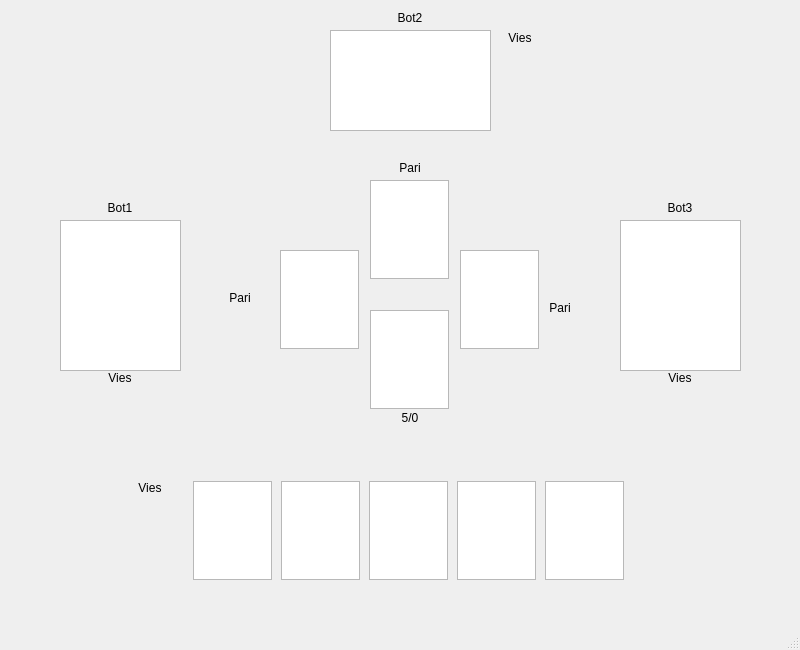
Above: ui/tarot.ui from thomas40510/ProjetInfoS2 before the change. Below: the same form after it.
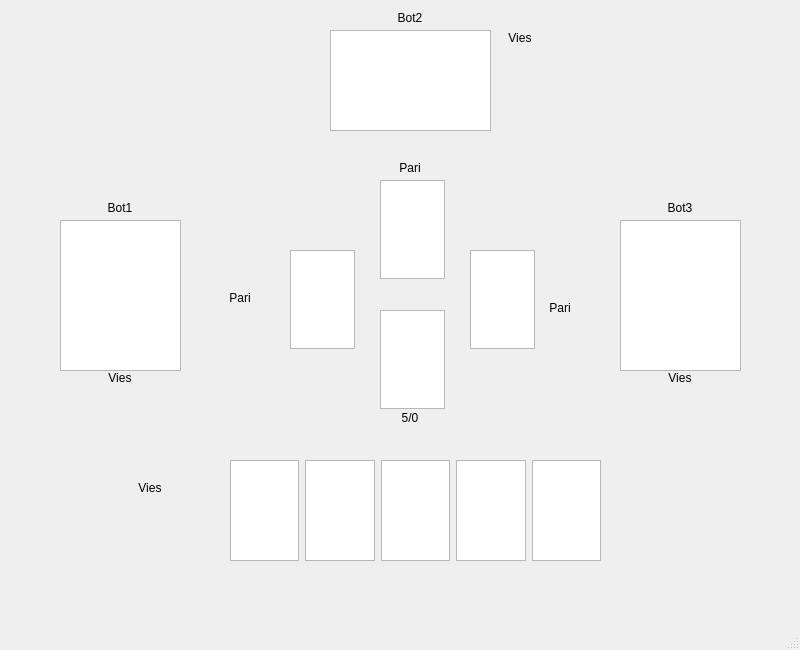
That is the form after the change.

Patch:
```diff
--- a/ui/tarot.ui
+++ b/ui/tarot.ui
@@ -17,9 +17,9 @@
    <widget class="QWidget" name="horizontalLayoutWidget">
     <property name="geometry">
      <rect>
-      <x>190</x>
-      <y>480</y>
-      <width>437</width>
+      <x>230</x>
+      <y>460</y>
+      <width>371</width>
       <height>101</height>
      </rect>
     </property>
@@ -28,13 +28,7 @@
       <widget class="QGraphicsView" name="pCard1">
        <property name="minimumSize">
         <size>
-         <width>79</width>
-         <height>99</height>
-        </size>
-       </property>
-       <property name="maximumSize">
-        <size>
-         <width>79</width>
+         <width>66</width>
          <height>99</height>
         </size>
        </property>
@@ -44,13 +38,7 @@
       <widget class="QGraphicsView" name="pCard2">
        <property name="minimumSize">
         <size>
-         <width>79</width>
-         <height>99</height>
-        </size>
-       </property>
-       <property name="maximumSize">
-        <size>
-         <width>79</width>
+         <width>66</width>
          <height>99</height>
         </size>
        </property>
@@ -60,13 +48,7 @@
       <widget class="QGraphicsView" name="pCard3">
        <property name="minimumSize">
         <size>
-         <width>79</width>
-         <height>99</height>
-        </size>
-       </property>
-       <property name="maximumSize">
-        <size>
-         <width>79</width>
+         <width>66</width>
          <height>99</height>
         </size>
        </property>
@@ -76,13 +58,7 @@
       <widget class="QGraphicsView" name="pCard4">
        <property name="minimumSize">
         <size>
-         <width>79</width>
-         <height>99</height>
-        </size>
-       </property>
-       <property name="maximumSize">
-        <size>
-         <width>79</width>
+         <width>66</width>
          <height>99</height>
         </size>
        </property>
@@ -92,13 +68,7 @@
       <widget class="QGraphicsView" name="pCard5">
        <property name="minimumSize">
         <size>
-         <width>79</width>
-         <height>99</height>
-        </size>
-       </property>
-       <property name="maximumSize">
-        <size>
-         <width>79</width>
+         <width>65</width>
          <height>99</height>
         </size>
        </property>
@@ -109,21 +79,21 @@
    <widget class="QGraphicsView" name="pCardOut">
     <property name="geometry">
      <rect>
-      <x>370</x>
+      <x>380</x>
       <y>310</y>
-      <width>79</width>
+      <width>65</width>
       <height>99</height>
      </rect>
     </property>
     <property name="minimumSize">
      <size>
-      <width>79</width>
+      <width>65</width>
       <height>99</height>
      </size>
     </property>
     <property name="maximumSize">
      <size>
-      <width>79</width>
+      <width>65</width>
       <height>99</height>
      </size>
     </property>
@@ -131,21 +101,21 @@
    <widget class="QGraphicsView" name="b1CardOut">
     <property name="geometry">
      <rect>
-      <x>280</x>
+      <x>290</x>
       <y>250</y>
-      <width>79</width>
+      <width>65</width>
       <height>99</height>
      </rect>
     </property>
     <property name="minimumSize">
      <size>
-      <width>79</width>
+      <width>65</width>
       <height>99</height>
      </size>
     </property>
     <property name="maximumSize">
      <size>
-      <width>79</width>
+      <width>65</width>
       <height>99</height>
      </size>
     </property>
@@ -153,21 +123,21 @@
    <widget class="QGraphicsView" name="b2CardOut">
     <property name="geometry">
      <rect>
-      <x>370</x>
+      <x>380</x>
       <y>180</y>
-      <width>79</width>
+      <width>65</width>
       <height>99</height>
      </rect>
     </property>
     <property name="minimumSize">
      <size>
-      <width>79</width>
+      <width>65</width>
       <height>99</height>
      </size>
     </property>
     <property name="maximumSize">
      <size>
-      <width>79</width>
+      <width>65</width>
       <height>99</height>
      </size>
     </property>
@@ -175,21 +145,21 @@
    <widget class="QGraphicsView" name="b3CardOut">
     <property name="geometry">
      <rect>
-      <x>460</x>
+      <x>470</x>
       <y>250</y>
-      <width>79</width>
+      <width>65</width>
       <height>99</height>
      </rect>
     </property>
     <property name="minimumSize">
      <size>
-      <width>79</width>
+      <width>65</width>
       <height>99</height>
      </size>
     </property>
     <property name="maximumSize">
      <size>
-      <width>79</width>
+      <width>65</width>
       <height>99</height>
      </size>
     </property>
```
